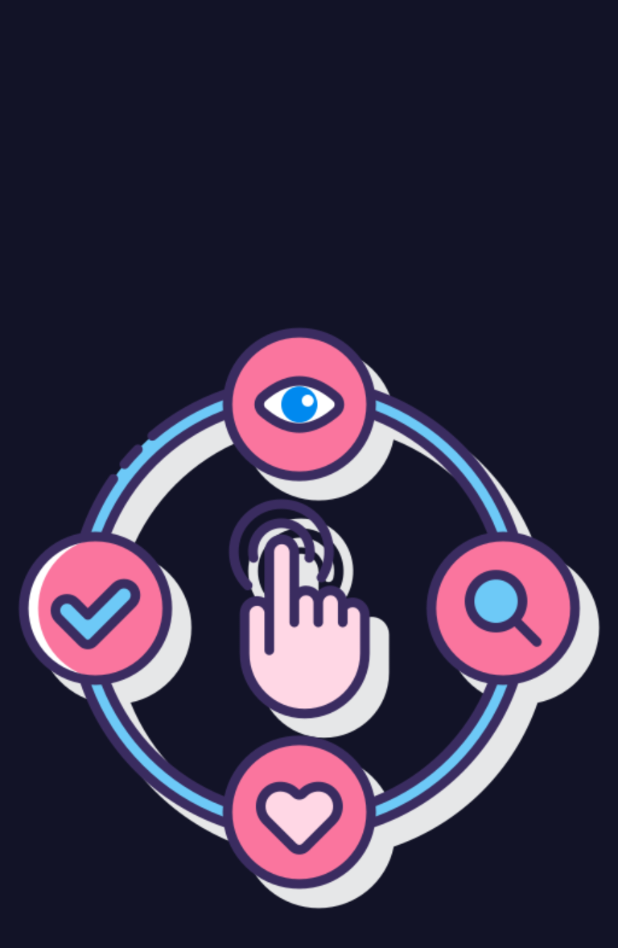
After one commit to Kavrese/Desires, an Android app: the layout activity_splach_screen.xml on its own in the app's theme, with its tools: preview values and no code run, on a phone screen of 412 x 824 dp. The commit adds this screen. Shown: the top 948 px of the screen. Run offline under Robolectric (Android 15) with nearby library versions, the phone set to English and light mode, and no system bars.

Commit message:
bugs fixed (with error)

```diff
--- a/app/src/main/java/com/example/yourdesires/Desires.java
+++ b/app/src/main/java/com/example/yourdesires/Desires.java
@@ -3,7 +3,6 @@ package com.example.yourdesires;
 public class Desires {
     private String name,tag1,tag2,data;
     private int status;
-
     public Desires (String name, int status ,String tag1, String tag2,String data){
         this.name = name;
         this.status = status;
--- a/app/src/main/java/com/example/yourdesires/MyApplication.java
+++ b/app/src/main/java/com/example/yourdesires/MyApplication.java
@@ -23,7 +23,5 @@ public class MyApplication extends Application {
     @Override
     public void onCreate() {
         super.onCreate();
-
-
     }
 }
--- a/app/src/main/res/layout/activity_main.xml
+++ b/app/src/main/res/layout/activity_main.xml
@@ -102,6 +102,7 @@
                 android:theme="?attr/actionBarTheme">
 
                 <LinearLayout
+                    android:id="@+id/lin"
                     android:layout_width="match_parent"
                     android:layout_height="match_parent"
                     android:layout_marginRight="15dp"
@@ -120,6 +121,7 @@
                         android:hint="Введите заголовок желания"
                         android:maxLines="1"
                         android:paddingLeft="5dp"
+                        android:paddingRight="5dp"
                         android:singleLine="true"
                         android:textColor="@color/dark"
                         android:textColorHint="@color/grey"
--- /dev/null
+++ b/app/src/main/res/layout/activity_splach_screen.xml
@@ -0,0 +1,27 @@
+<?xml version="1.0" encoding="utf-8"?>
+<androidx.constraintlayout.widget.ConstraintLayout xmlns:android="http://schemas.android.com/apk/res/android"
+    xmlns:app="http://schemas.android.com/apk/res-auto"
+    xmlns:tools="http://schemas.android.com/tools"
+    android:layout_width="match_parent"
+    android:layout_height="match_parent"
+    android:background="@color/dark_half"
+    android:gravity="center"
+    android:orientation="vertical"
+    android:weightSum="10"
+    tools:context=".SplachScreenActivity">
+
+    <ImageView
+        android:id="@+id/imageView"
+        android:layout_width="wrap_content"
+        android:layout_height="0dp"
+        android:layout_marginLeft="50dp"
+        android:layout_marginTop="150dp"
+        android:layout_marginRight="50dp"
+        android:layout_marginBottom="150dp"
+        android:layout_weight="4"
+        app:layout_constraintBottom_toBottomOf="parent"
+        app:layout_constraintEnd_toEndOf="parent"
+        app:layout_constraintStart_toStartOf="parent"
+        app:layout_constraintTop_toTopOf="parent"
+        app:srcCompat="@drawable/icon" />
+</androidx.constraintlayout.widget.ConstraintLayout>
--- a/app/src/main/res/layout/button_sheet.xml
+++ b/app/src/main/res/layout/button_sheet.xml
@@ -19,7 +19,6 @@
         android:layout_weight="2"
         android:text="Желание"
         app:autoSizeTextType="uniform"
-        app:autoSizePresetSizes = "@array/size"
         android:textColor="#000000"
         android:textSize="25sp"
         android:textStyle="bold" />
--- a/app/src/main/res/menu/status_menu.xml
+++ b/app/src/main/res/menu/status_menu.xml
@@ -6,6 +6,9 @@
     <item
         android:id="@+id/menu_great"
         android:title="@string/status_2"/>
+
+    <item android:id="@+id/menu_time"
+        android:title="@string/status_4"/>
     <item
         android:id="@+id/menu_sleep"
         android:title="@string/status_3"/>
--- a/app/src/main/res/values/colors.xml
+++ b/app/src/main/res/values/colors.xml
@@ -9,7 +9,9 @@
     <color name="yellow">#FFE500</color>
     <color name="green">#4CAF50</color>
     <color name="red">#BC0000</color>
+    <color name="orange">#FF9800</color>
     <color name="back_1">#DDDDDD</color>
     <color name="white_2">#B6B6B6</color>
     <color name="back_back">#9C000000</color>
+    <color name="dark_half">#121327</color>
 </resources>
--- a/app/src/main/res/values/strings.xml
+++ b/app/src/main/res/values/strings.xml
@@ -4,9 +4,13 @@
     <string name="def_filter_str">Поиск по фильтру</string>
     <string name="tag_filter_str">Поиск по тэгам</string>
     <string name="name_filter_str">Поиск по заголовку желания</string>
+    <string name="status_filter_str">Поиск по статусу</string>
 
     <string name="status_1">В ожидании</string>
     <string name="status_2">Выполнено</string>
     <string name="status_3">Отложено</string>
+    <string name="status_4">Отложено на время</string>
     <string name="delete">Удалить</string>
+
+
 </resources>
```
Also changed, not shown: app/src/main/AndroidManifest.xml (+13 -2 lines), app/src/main/java/com/example/yourdesires/DesiresAdapter.java (+20 -5 lines), app/src/main/java/com/example/yourdesires/MainActivity.java (+112 -12 lines), app/src/main/java/com/example/yourdesires/SplachScreenActivity.java (added, +30 -0 lines), app/src/main/java/com/example/yourdesires/model/Lost.java (+7 -1 lines), app/src/main/res/anim/anim_splach_screen.xml (added, +7 -0 lines), app/src/main/res/menu/filter_menu.xml (added, +11 -0 lines), app/src/main/res/drawable/star.png (added).
